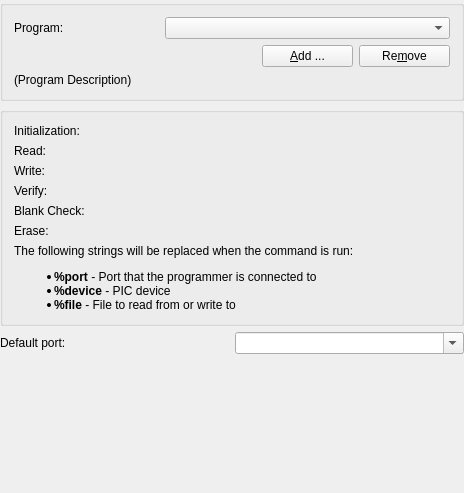
The window that src/gui/picprogrammerconfigwidget.ui (ktechlab/ktechlab) describes before a commit, drawn with Qt 5.
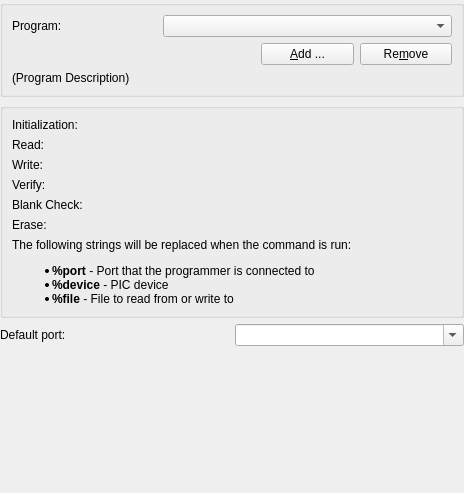
The same window after the commit. Custom widgets are drawn as their Qt base class.

Commit message: UI files: remove <layoutdefault>, let styles rules this

Patch:
```diff
--- a/src/gui/picprogrammerconfigwidget.ui
+++ b/src/gui/picprogrammerconfigwidget.ui
@@ -233,7 +233,6 @@
    </item>
   </layout>
  </widget>
- <layoutdefault spacing="6" margin="11"/>
  <customwidgets>
   <customwidget>
    <class>KPushButton</class>
```
The commit also changes 18 other files.
